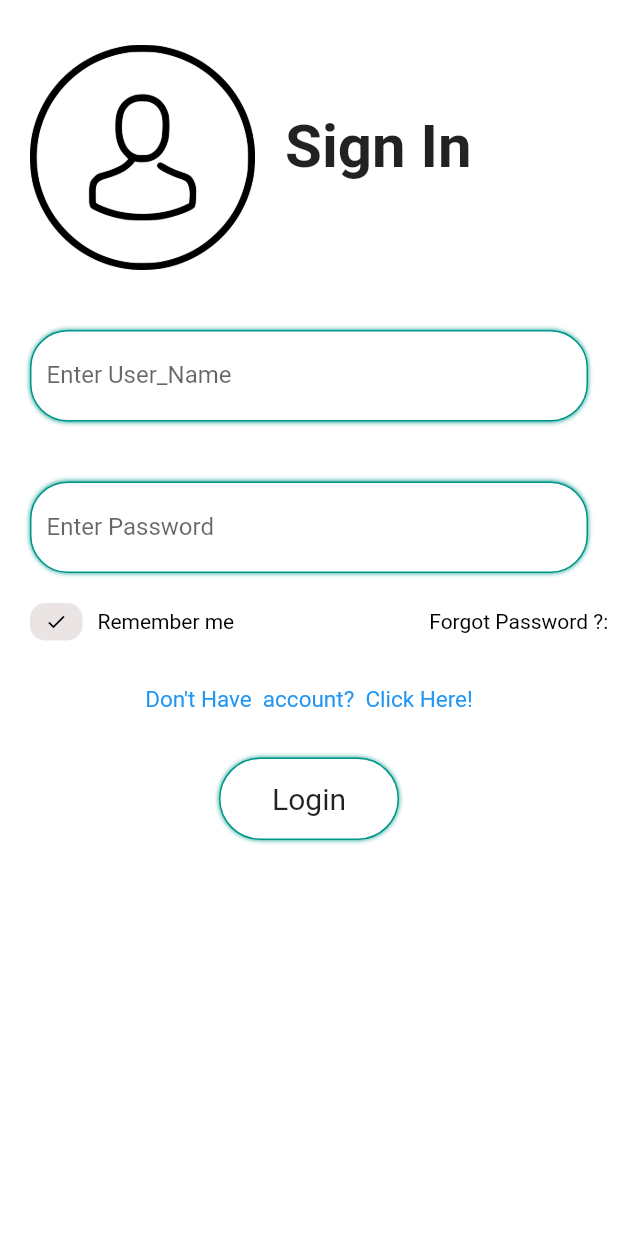
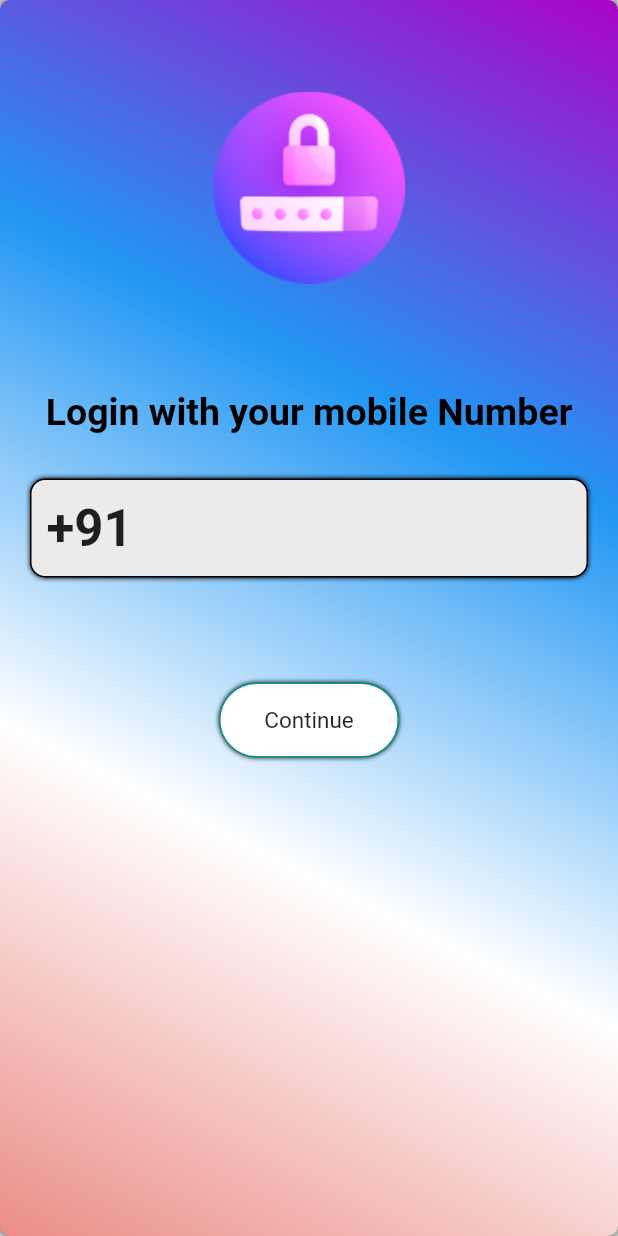
Before and after one commit to khalidpathan391/collage_project, a Flutter app: the screen it shows after launch, on a phone screen of 412 x 824 dp. Run offline on Flutter 3.47's test engine with Material 2 defaults, Android fonts, the phone set to English and light mode, and no system bars; our stand-ins replace animated_text_kit, firebase_auth, firebase_core, fluttertoast; missing offline and left inert: pin_entry_text_field; accounts and stored records are empty.

Commit message:
my comiit 19

```diff
--- a/lib/Logo.dart
+++ b/lib/Logo.dart
@@ -1,6 +1,7 @@
 import 'package:flutter/material.dart';
 import 'package:animated_text_kit/animated_text_kit.dart';
 
+import 'Otp.dart';
 import 'login.dart';
 
 class Logo extends StatefulWidget {
@@ -14,8 +15,7 @@ class _LogoState extends State<Logo> {
   @override
   initState() {
     Future.delayed(Duration(seconds: 4), () {
-      Navigator.push(
-          context, MaterialPageRoute(builder: (context) => Loginscreen()));
+      Navigator.push(context, MaterialPageRoute(builder: (context) => Otp()));
     });
   }
 
--- /dev/null
+++ b/lib/Otp.dart
@@ -0,0 +1,209 @@
+import 'dart:developer';
+
+import 'package:collage_project/verify.dart';
+import 'package:collage_project/widgitbuild.dart';
+import 'package:firebase_auth/firebase_auth.dart';
+import 'package:flutter/material.dart';
+import 'package:fluttertoast/fluttertoast.dart';
+import 'Second.dart';
+
+class Otp extends StatefulWidget {
+  const Otp({Key? key}) : super(key: key);
+
+  @override
+  State<Otp> createState() => _OtpState();
+}
+
+class _OtpState extends State<Otp> {
+  TextEditingController mobilectrl = new TextEditingController();
+  bool isLoading = false;
+  @override
+  Widget build(BuildContext context) {
+    return Scaffold(
+        //backgroundColor: Colors.green.shade300,
+        body: Container(
+      decoration: getDecoration(),
+      child: ListView(
+        children: [
+          Container(
+              height: 250,
+              width: 250,
+              padding: EdgeInsets.all(20),
+              child: Image.asset("assets/images/iconn.png")),
+          SizedBox(
+            height: 10,
+          ),
+          Container(
+            child: Center(
+                child: Text(
+              "Login with your mobile Number",
+              style: TextStyle(
+                  fontSize: 25,
+                  color: Colors.black,
+                  fontWeight: FontWeight.bold),
+            )),
+          ),
+          Column(children: [
+            SizedBox(
+              height: 10,
+            ),
+            !isLoading
+                ? Container(
+                    padding: EdgeInsets.only(left: 10),
+                    margin: EdgeInsets.symmetric(horizontal: 20, vertical: 20),
+                    decoration: BoxDecoration(
+                        color: Color.fromARGB(255, 236, 235, 233),
+                        borderRadius: BorderRadius.circular(10),
+                        border: Border.all(color: Colors.black),
+                        boxShadow: const [
+                          BoxShadow(
+                            color: Colors.black,
+                            offset: Offset(0, 0),
+                            blurRadius: 2,
+                          ),
+                        ]),
+                    child: TextField(
+                      style: TextStyle(
+                          color: Color.fromARGB(255, 7, 60, 236), fontSize: 34),
+                      controller: mobilectrl,
+                      keyboardType: TextInputType.phone,
+                      maxLength: 10,
+                      decoration: InputDecoration(
+                          hintText: "",
+                          counterText: "",
+                          border: InputBorder.none,
+                          prefixIcon: Text(
+                            "+91",
+                            style: TextStyle(
+                                fontWeight: FontWeight.bold, fontSize: 34),
+                          ),
+                          prefixIconConstraints:
+                              BoxConstraints(minHeight: 0, minWidth: 0)),
+                    ),
+                  )
+                : Center(
+                    child: CircularProgressIndicator(),
+                  ),
+            SizedBox(height: 50),
+            !isLoading
+                ? GestureDetector(
+                    onTap: () {
+                      if (isValidate()) {
+                        setState(() {
+                          isLoading = !isLoading;
+                        });
+                        log("Container was tapped");
+                        signin();
+                      }
+                    },
+                    child: Container(
+                      width: 120,
+                      padding:
+                          EdgeInsets.symmetric(horizontal: 25, vertical: 15),
+                      decoration: BoxDecoration(
+                        color: Colors.white,
+                        border: Border.all(color: Colors.teal),
+                        borderRadius: BorderRadius.circular(30),
+                        boxShadow: const [
+                          BoxShadow(
+                            color: Colors.black,
+                            offset: Offset(0, 0),
+                            blurRadius: 2,
+                          ),
+                        ],
+                      ),
+                      child: Center(
+                        child: Text(
+                          "Continue",
+                          style: TextStyle(
+                            fontSize: 15,
+                          ),
+                        ),
+                      ),
+                    ),
+                  )
+                : SizedBox()
+          ])
+        ],
+      ),
+    ));
+  }
+
+  bool isValidate() {
+    if (mobilectrl.text.isEmpty) {
+      print("Mobile can not nbe empty.");
+      showToast("Mobile can not nbe empty.");
+      return false;
+    } else if (mobilectrl.text.length < 10) {
+      showToast("Mobile can not be less than 10 digt.");
+      print("Mobile can not be less than 10 digt.");
+      return false;
+    }
+    return true;
+  }
+
+  showToast(msg) {
+    return Fluttertoast.showToast(
+        msg: msg,
+        toastLength: Toast.LENGTH_SHORT,
+        //  gravity: ToastGravity.CENTER,
+        timeInSecForIosWeb: 1,
+        backgroundColor: Colors.orange.shade700,
+        textColor: Colors.white,
+        fontSize: 16.0);
+  }
+
+  void signin() {
+    log("run");
+    FirebaseAuth auth = FirebaseAuth.instance;
+    auth.verifyPhoneNumber(
+        phoneNumber: "+91" + mobilectrl.text,
+        verificationCompleted: (cred) {
+          setState(() {
+            isLoading = !isLoading;
+          });
+          log("complete");
+        },
+        verificationFailed: (e) {
+          print("error bfound" + e.toString());
+          showToast(e.message);
+          setState(() {
+            isLoading = !isLoading;
+          });
+        },
+        codeSent: (String Verifyid, token) {
+          setState(() {
+            isLoading = false;
+          });
+          log("sent OTP");
+          showToast("OTP sent to ${mobilectrl.text}");
+          Navigator.push(context,
+              MaterialPageRoute(builder: (context) => Verify(Verifyid)));
+        },
+        codeAutoRetrievalTimeout: (_) {});
+  }
+}
+
+
+
+// TextField BuildTextField(TextEditingController controller, String label) {
+//   return TextField(
+//     controller: controller,
+//     decoration: InputDecoration(
+//       label: Text(label),
+//       // labelStyle: TextStyle(color: Colors.blue),
+//       focusedBorder: const UnderlineInputBorder(
+//         borderSide: BorderSide(color: Colors.blue),
+//       ),
+//     ),
+//   );
+// }
+
+// buildBottomBorder(var color) {
+//   return Border(
+//     bottom: BorderSide(
+//       color: color,
+//       width: 2,
+//     ),
+//   );
+// }
--- a/lib/login.dart
+++ b/lib/login.dart
@@ -187,7 +187,6 @@ class _LoginscreenState extends State<Loginscreen> {
                 children: [
                   Container(
                     width: 120,
-                    //  margin: EdgeInsets.symmetric(horizontal: 10, vertical: 10),
                     padding: EdgeInsets.symmetric(horizontal: 25, vertical: 15),
                     decoration: BoxDecoration(
                       color: Colors.white,
--- /dev/null
+++ b/lib/widgitbuild.dart
@@ -0,0 +1,25 @@
+import 'package:flutter/cupertino.dart';
+import 'package:flutter/material.dart';
+
+getDecoration() {
+  return BoxDecoration(
+      borderRadius: BorderRadius.circular(7.0),
+      // border: Border.all(color: Colors.blue),
+      color: Colors.white,
+      gradient: LinearGradient(
+          begin: Alignment.bottomLeft,
+          end: Alignment.topRight,
+          colors: [
+            Color.fromARGB(255, 235, 141, 135),
+            Colors.white,
+            Colors.blue,
+            Color.fromARGB(255, 171, 3, 201)
+          ]),
+      boxShadow: const [
+        BoxShadow(
+          color: Colors.black,
+          offset: Offset(0, 0),
+          blurRadius: 7,
+        ),
+      ]);
+}
--- a/pubspec.yaml
+++ b/pubspec.yaml
@@ -44,6 +44,8 @@ dependencies:
   image_cropper: ^1.5.0
   flutter_image_slideshow: ^0.1.2
   carousel_slider: ^2.3.1
+  # flutter_google_place_picker: "^0.0.1"
+  # location: "^1.2.0"
 
 dev_dependencies:
   flutter_test:
```
Also changed, not shown: lib/Second.dart (+43 -127 lines), lib/main.dart (+23 -10 lines), lib/verify.dart (added, +129 -0 lines), assets/images/icon.jpg (added), assets/images/iconn.png (added), assets/images/key.jpg (added), assets/images/key1.jpg (added), assets/images/key2.jpg (added), assets/images/key3.jpg (added), assets/images/key5jpg.jpg (added), assets/images/lockk.png (added), 3 other files.
